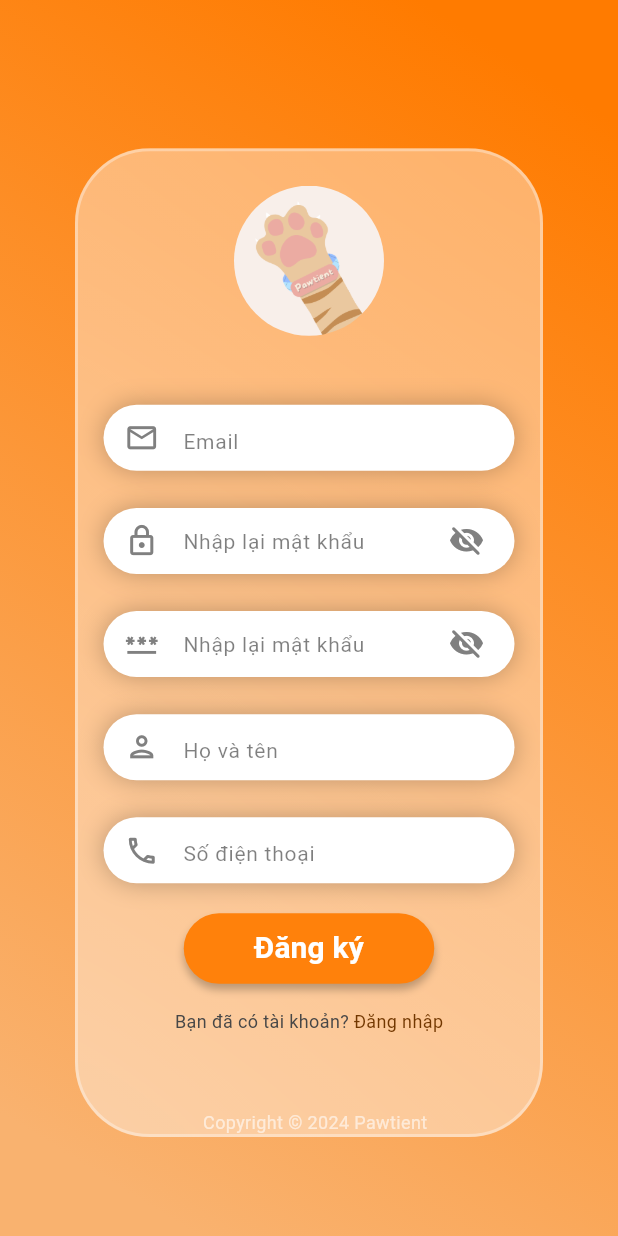
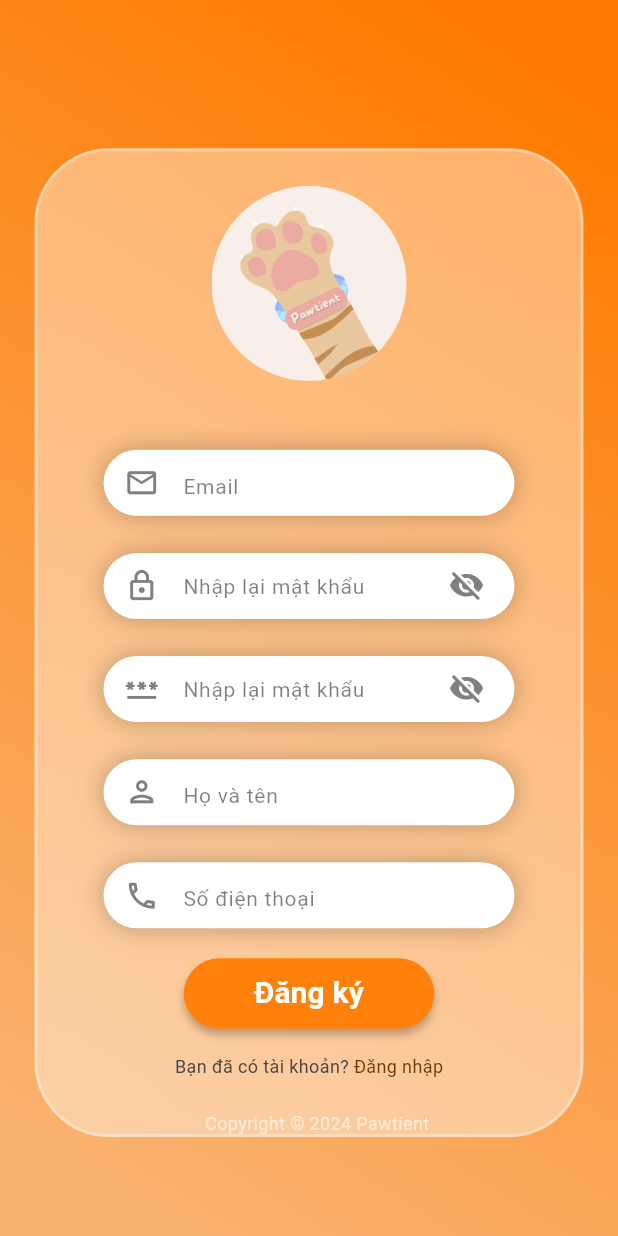
Before and after one commit to Anlele1701/DNT_Flutter_Pawtients, a Flutter app: the screen it shows after launch, after a tap on "Đăng ký", on a phone screen of 412 x 824 dp. Run offline on Flutter 3.47's test engine with Material 3 defaults, Android fonts, the phone set to English and light mode, and no system bars; drawn by our look-alikes of glassmorphism.

Commit message:
Fix UI/UX login_screen
- Formatted code simplier
- Removed unused stack
- Fixed responsive bugs

```diff
--- a/frontend_cl/lib/view/login_screen.dart
+++ b/frontend_cl/lib/view/login_screen.dart
@@ -87,22 +87,23 @@ class _LoginScreenState extends State<LoginScreen>
         body: AnimatedBuilder(
       animation: _controller,
       builder: (context, child) => Container(
-        width: double.infinity,
-        height: double.infinity,
+        width: screenWidth,
+        height: screenHeight,
         decoration: BoxDecoration(
             gradient: LinearGradient(
                 colors: const [Color(0xffFF7B00), Color(0xffF9B26F)],
                 begin: _topAlignmentAnimation.value,
                 end: _bottomAlignmentAnimation.value)),
-        child: Stack(
-          children: [
-            Positioned(
-              top: screenHeight * 0.1,
-              left: 50,
-              right: 50,
+        child: Padding(
+          padding: EdgeInsets.only(
+            top: screenHeight * 0.12,
+            left: 23,
+            right: 23,
+            bottom: screenHeight * 0.11,
+          ),
           child: GlassmorphicContainer(
-                width: 350,
-                height: screenHeight * 0.75,
+            width: screenWidth,
+            height: screenHeight,
             borderRadius: 50,
             blur: 45,
             alignment: Alignment.bottomCenter,
@@ -166,18 +167,15 @@ class _LoginScreenState extends State<LoginScreen>
                       child: TextField(
                           obscureText: _obscured,
                           decoration: InputDecoration(
-                                floatingLabelBehavior:
-                                    FloatingLabelBehavior.never,
+                            floatingLabelBehavior: FloatingLabelBehavior.never,
                             hintStyle: TextStyle(
-                                    color:
-                                        const Color(0xff000000).withOpacity(.5),
+                                color: const Color(0xff000000).withOpacity(.5),
                                 fontSize: 14),
                             hintText: "Password",
                             icon: const Icon(Icons.lock_outlined,
                                 color: Color(0xff808080), size: 23),
                             suffixIcon: Padding(
-                                  padding:
-                                      const EdgeInsets.fromLTRB(0, 0, 4, 0),
+                              padding: const EdgeInsets.fromLTRB(0, 0, 4, 0),
                               child: GestureDetector(
                                 onTap: _toggleObscured,
                                 child: Icon(
@@ -193,7 +191,7 @@ class _LoginScreenState extends State<LoginScreen>
                     ),
                   ),
                 ),
-                    const SizedBox(height: 10),
+                const SizedBox(height: 12),
                 const Text(
                   "Quên mật khẩu?",
                   style: TextStyle(color: Color(0xff723700), fontSize: 12),
@@ -203,8 +201,7 @@ class _LoginScreenState extends State<LoginScreen>
                   width: 167,
                   height: 47,
                   decoration: BoxDecoration(
-                          borderRadius:
-                              const BorderRadius.all(Radius.circular(30)),
+                      borderRadius: const BorderRadius.all(Radius.circular(30)),
                       boxShadow: [
                         BoxShadow(
                             blurRadius: 4,
@@ -214,8 +211,8 @@ class _LoginScreenState extends State<LoginScreen>
                   child: FilledButton(
                     onPressed: () {},
                     style: const ButtonStyle(
-                          backgroundColor: MaterialStatePropertyAll<Color>(
-                              Color(0xffFF810B)),
+                      backgroundColor:
+                          MaterialStatePropertyAll<Color>(Color(0xffFF810B)),
                     ),
                     child: const Text("Đăng nhập",
                         style: TextStyle(
@@ -227,19 +224,17 @@ class _LoginScreenState extends State<LoginScreen>
                 const SizedBox(height: 20),
                 Row(mainAxisAlignment: MainAxisAlignment.center, children: [
                   const Text("Bạn chưa có tài khoản?",
-                          style: TextStyle(
-                              color: Color(0xff474747), fontSize: 12)),
+                      style: TextStyle(color: Color(0xff474747), fontSize: 12)),
                   GestureDetector(
                     onTap: () {
                       Navigator.push(
                           context,
                           MaterialPageRoute(
-                                  builder: (context) =>
-                                      const RegisterScreen()));
+                              builder: (context) => const RegisterScreen()));
                     },
                     child: Text(" Đăng ký",
-                            style: TextStyle(
-                                color: Color(0xff723700), fontSize: 12)),
+                        style:
+                            TextStyle(color: Color(0xff723700), fontSize: 12)),
                   )
                 ]),
                 const Expanded(
@@ -247,15 +242,13 @@ class _LoginScreenState extends State<LoginScreen>
                       alignment: Alignment(0.05, 0.9),
                       child: Text(
                         "Copyright © 2024 Pawtient",
-                            style: TextStyle(
-                                color: Color(0xffFFFFFF), fontSize: 12),
+                        style:
+                            TextStyle(color: Color(0xffFFFFFF), fontSize: 12),
                       )),
                 )
               ],
             ),
           ),
-            ),
-          ],
         ),
       ),
     ));
--- a/frontend_cl/lib/view/register_screen.dart
+++ b/frontend_cl/lib/view/register_screen.dart
@@ -89,10 +89,10 @@ class _RegisterScreenState extends State<RegisterScreen>
                 children: [
                   Positioned(
                     top: screenHeight * 0.12,
-                    left: 50,
-                    right: 50,
+                    left: 23,
+                    right: 23,
                     child: GlassmorphicContainer(
-                      width: 350,
+                      width: screenWidth,
                       height: screenHeight * 0.8,
                       borderRadius: 50,
                       blur: 45,
@@ -127,8 +127,8 @@ class _RegisterScreenState extends State<RegisterScreen>
                               child: Image(
                                 image: AssetImage(
                                     'assets/images/pawtient_logo.png'),
-                                height: 100,
-                                width: 100,
+                                height: 130,
+                                width: 130,
                               ),
                             ),
                           ),
--- a/frontend_cl/pubspec.yaml
+++ b/frontend_cl/pubspec.yaml
@@ -24,4 +24,3 @@ flutter:
     - assets/
     - assets/images/
     - assets/icons/
-    - assets/fonts/
```
Lines whose indentation alone changed are shown as unchanged.
